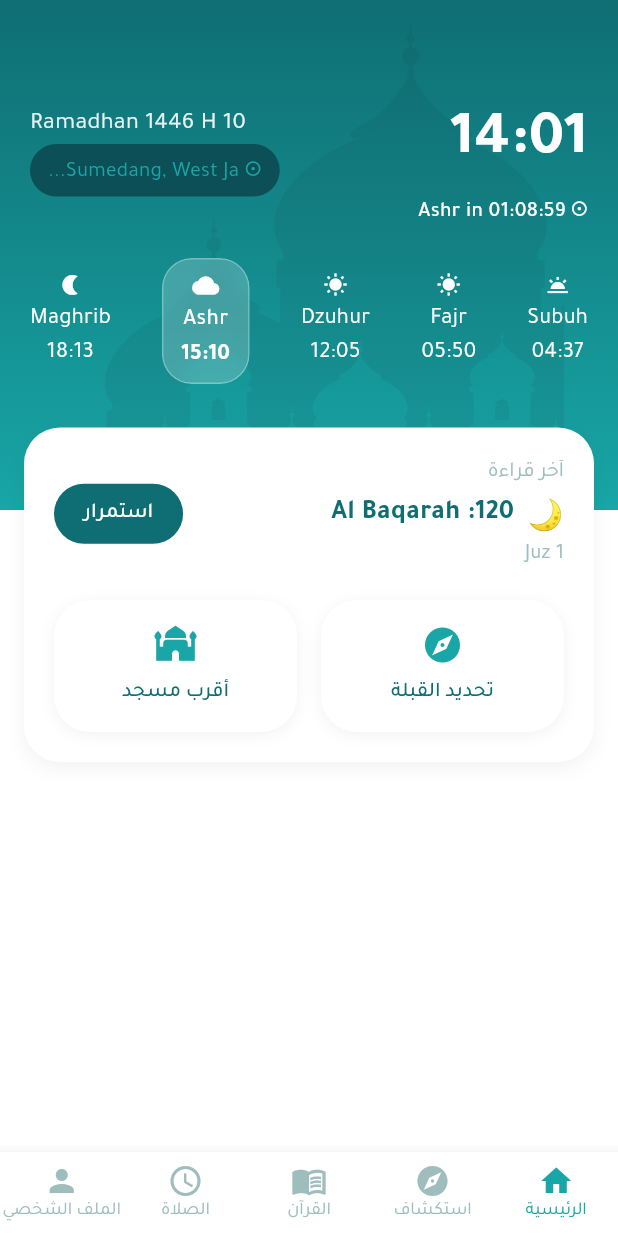
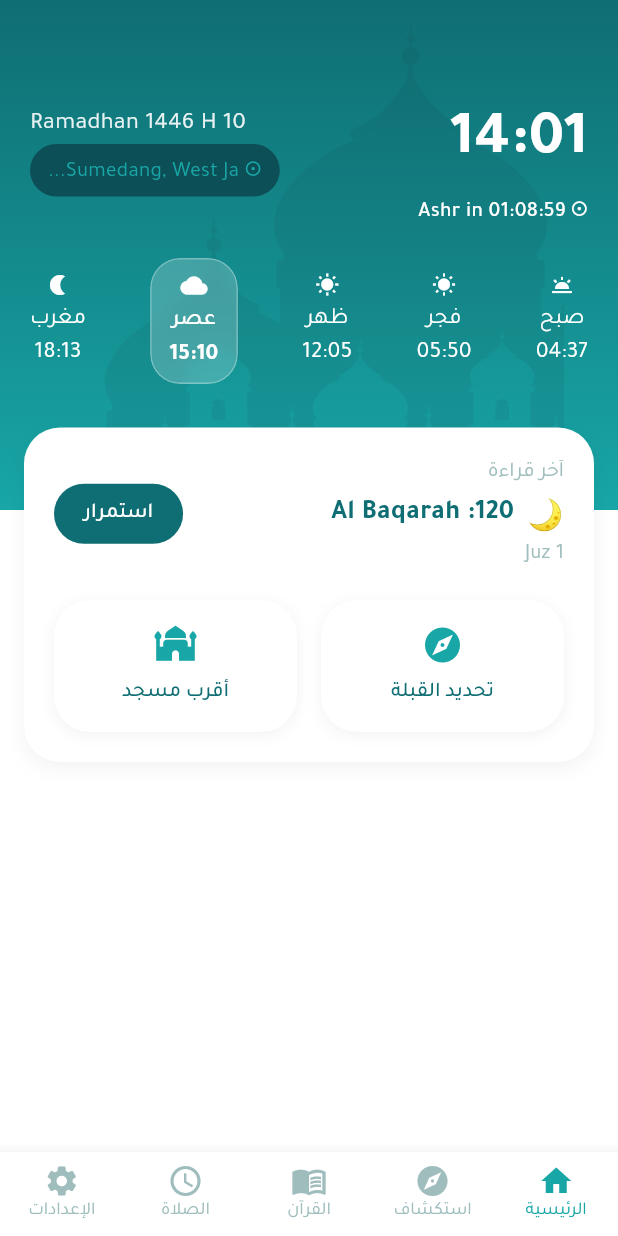
Before and after one commit to MohamedGasser15/imani, a Flutter app: the screen it shows after launch, on a phone screen of 412 x 824 dp. Run offline on Flutter 3.47's test engine with Material 3 defaults, Android fonts, the phone set to English and light mode, and no system bars; our stand-ins replace shared_preferences.

Commit message:
FEAT: Implement automatic device locale and localize all static texts

```diff
--- a/lib/features/home/presentation/home_screen.dart
+++ b/lib/features/home/presentation/home_screen.dart
@@ -40,7 +40,7 @@ class HomeScreen extends StatelessWidget {
           BottomNavigationBarItem(icon: const Icon(Icons.explore), label: t.discover),
           BottomNavigationBarItem(icon: const Icon(Icons.menu_book), label: t.quran),
           BottomNavigationBarItem(icon: const Icon(Icons.access_time), label: t.prayer),
-          BottomNavigationBarItem(icon: const Icon(Icons.person), label: t.profile),
+          BottomNavigationBarItem(icon: const Icon(Icons.settings), label: t.settings),
         ],
       ),
     );
--- a/lib/features/home/presentation/widgets/header_widget.dart
+++ b/lib/features/home/presentation/widgets/header_widget.dart
@@ -1,6 +1,7 @@
 import 'package:flutter/material.dart';
 import 'package:imani/core/constants/app_colors.dart';
 import 'package:imani/features/home/presentation/widgets/prayer_item.dart';
+import 'package:imani/l10n/app_localizations.dart';
 
 class HeaderWidget extends StatelessWidget {
   const HeaderWidget({super.key});
@@ -8,6 +9,7 @@ class HeaderWidget extends StatelessWidget {
   @override
   Widget build(BuildContext context) {
     final isLight = Theme.of(context).brightness == Brightness.light;
+    final t = AppLocalizations.of(context)!;
 
     // اختيار ألوان التدرج حسب الوضع
     final List<Color> gradientColors = isLight
@@ -119,11 +121,11 @@ class HeaderWidget extends StatelessWidget {
                     Row(
                       mainAxisAlignment: MainAxisAlignment.spaceBetween,
                       children: [
-                        PrayerItem(name: 'Subuh', time: '04:37', icon: Icons.wb_twilight, isActive: false),
-                        PrayerItem(name: 'Fajr', time: '05:50', icon: Icons.wb_sunny, isActive: false),
-                        PrayerItem(name: 'Dzuhur', time: '12:05', icon: Icons.wb_sunny, isActive: false),
-                        PrayerItem(name: 'Ashr', time: '15:10', icon: Icons.wb_cloudy, isActive: true),
-                        PrayerItem(name: 'Maghrib', time: '18:13', icon: Icons.nightlight, isActive: false),
+                        PrayerItem(name: t.subuh, time: '04:37', icon: Icons.wb_twilight, isActive: false),
+                        PrayerItem(name: t.fajr, time: '05:50', icon: Icons.wb_sunny, isActive: false),
+                        PrayerItem(name: t.dzuhur, time: '12:05', icon: Icons.wb_sunny, isActive: false),
+                        PrayerItem(name: t.ashr, time: '15:10', icon: Icons.wb_cloudy, isActive: true),
+                        PrayerItem(name: t.maghrib, time: '18:13', icon: Icons.nightlight, isActive: false),
                       ],
                     ),
                   ],
--- a/lib/features/splash/presentation/splash_screen.dart
+++ b/lib/features/splash/presentation/splash_screen.dart
@@ -1,6 +1,7 @@
 import 'package:flutter/material.dart';
 import 'package:imani/core/constants/app_colors.dart';
 import 'package:imani/features/home/presentation/home_screen.dart';
+import 'package:imani/l10n/app_localizations.dart';
 
 class SplashScreen extends StatefulWidget {
   final void Function(Locale) onLocaleChange;
@@ -94,6 +95,7 @@ class _SplashScreenState extends State<SplashScreen>
 
   @override
   Widget build(BuildContext context) {
+    final t = AppLocalizations.of(context)!;
     return Scaffold(
       body: AnimatedBuilder(
         animation: _controller,
@@ -150,8 +152,8 @@ class _SplashScreenState extends State<SplashScreen>
                       // اسم التطبيق
                       Opacity(
                         opacity: _fadeInTitle.value,
-                        child: const Text(
-                          'إيماني',
+                        child: Text(
+                          t.appName,
                           style: TextStyle(
                             fontFamily: 'Tajawal',
                             fontSize: 48,
--- a/lib/l10n/app_ar.arb
+++ b/lib/l10n/app_ar.arb
@@ -1,5 +1,5 @@
 {
-  "appTitle": "إيماني",
+  "appName": "إيماني",
   "lastRead": "آخر قراءة",
   "continueText": "استمرار",
   "locateQibla": "تحديد القبلة",
@@ -16,5 +16,6 @@
   "fajr": "فجر",
   "dzuhur": "ظهر",
   "ashr": "عصر",
-  "maghrib": "مغرب"
+  "maghrib": "مغرب",
+  "settings": "الإعدادات"
 }
--- a/lib/l10n/app_en.arb
+++ b/lib/l10n/app_en.arb
@@ -1,5 +1,5 @@
 {
-  "appTitle": "Imani",
+  "appName": "Imani",
   "lastRead": "Last Read",
   "continueText": "Continue",
   "locateQibla": "Locate Qibla",
@@ -16,5 +16,6 @@
   "fajr": "Fajr",
   "dzuhur": "Dzuhur",
   "ashr": "Ashr",
-  "maghrib": "Maghrib"
+  "maghrib": "Maghrib",
+  "settings": "Settings"
 }
--- a/lib/l10n/app_localizations.dart
+++ b/lib/l10n/app_localizations.dart
@@ -98,11 +98,11 @@ abstract class AppLocalizations {
     Locale('en'),
   ];
 
-  /// No description provided for @appTitle.
+  /// No description provided for @appName.
   ///
   /// In en, this message translates to:
   /// **'Imani'**
-  String get appTitle;
+  String get appName;
 
   /// No description provided for @lastRead.
   ///
@@ -205,6 +205,12 @@ abstract class AppLocalizations {
   /// In en, this message translates to:
   /// **'Maghrib'**
   String get maghrib;
+
+  /// No description provided for @settings.
+  ///
+  /// In en, this message translates to:
+  /// **'Settings'**
+  String get settings;
 }
 
 class _AppLocalizationsDelegate
--- a/lib/l10n/app_localizations_ar.dart
+++ b/lib/l10n/app_localizations_ar.dart
@@ -9,7 +9,7 @@ class AppLocalizationsAr extends AppLocalizations {
   AppLocalizationsAr([String locale = 'ar']) : super(locale);
 
   @override
-  String get appTitle => 'إيماني';
+  String get appName => 'إيماني';
 
   @override
   String get lastRead => 'آخر قراءة';
@@ -61,4 +61,7 @@ class AppLocalizationsAr extends AppLocalizations {
 
   @override
   String get maghrib => 'مغرب';
+
+  @override
+  String get settings => 'الإعدادات';
 }
--- a/lib/l10n/app_localizations_en.dart
+++ b/lib/l10n/app_localizations_en.dart
@@ -9,7 +9,7 @@ class AppLocalizationsEn extends AppLocalizations {
   AppLocalizationsEn([String locale = 'en']) : super(locale);
 
   @override
-  String get appTitle => 'Imani';
+  String get appName => 'Imani';
 
   @override
   String get lastRead => 'Last Read';
@@ -61,4 +61,7 @@ class AppLocalizationsEn extends AppLocalizations {
 
   @override
   String get maghrib => 'Maghrib';
+
+  @override
+  String get settings => 'Settings';
 }
--- a/lib/main.dart
+++ b/lib/main.dart
@@ -37,7 +37,7 @@ class _MyAppState extends State<MyApp> {
         languageCode: _locale.languageCode,
         brightness: Brightness.dark,
       ),
-      themeMode: ThemeMode.system, // هيخد تفضيل الجهاز تلقائيًا
+      themeMode: ThemeMode.system,
       localizationsDelegates: const [
         AppLocalizations.delegate,
         GlobalMaterialLocalizations.delegate,
--- a/pubspec.yaml
+++ b/pubspec.yaml
@@ -15,7 +15,8 @@ dependencies:
   intl: ^0.20.2
   google_fonts: ^6.2.1
   cupertino_icons: ^1.0.8
-
+  provider: ^6.1.2
+  shared_preferences: ^2.2.3
 dev_dependencies:
   flutter_test:
     sdk: flutter
```
Also changed, not shown: lib/core/providers/settings_provider.dart (added, +76 -0 lines), pubspec.lock, 1 other file.
